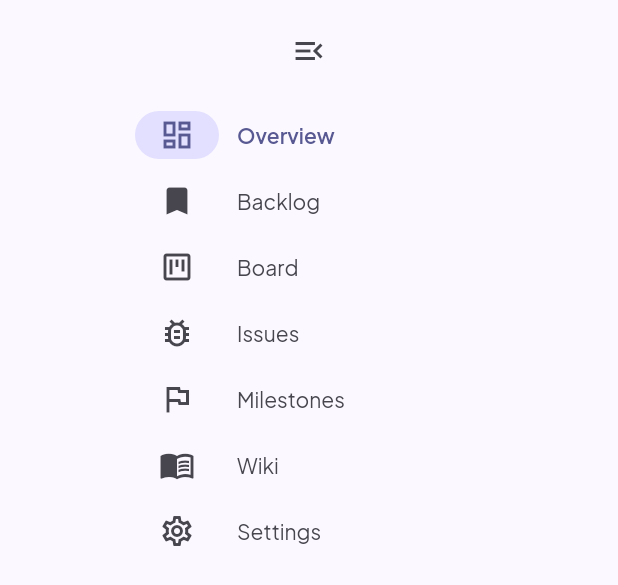
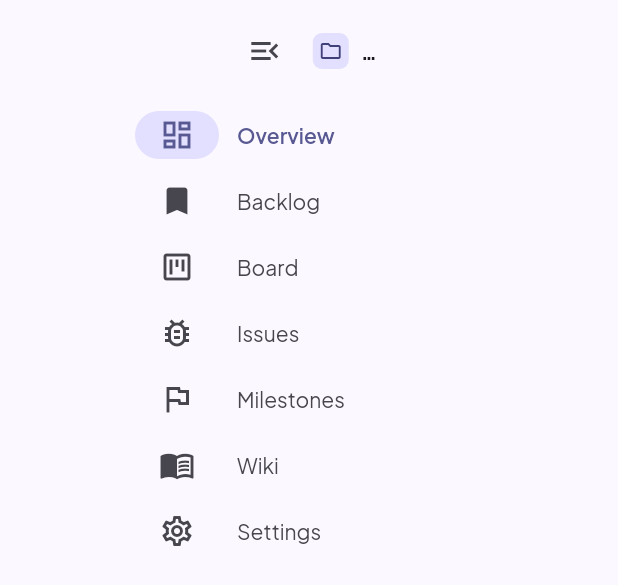
Before and after one commit to intellisoftalpin/intellipilot-front, a Flutter app: the _ProjectRail widget shown alone on an empty page, opened directly with empty values, after a tap on the "menu" icon, on a phone screen of 412 x 824 dp. Shown: the top 585 px of the screen. Run offline on Flutter 3.47's test engine with Material 3 defaults, Android fonts, the light colour scheme and no system bars; drawn by our look-alikes of dynamic_color; our stand-ins replace bloc, cookie_jar, dio, dio_cookie_manager, equatable, flutter_bloc and 7 more; missing offline and left inert: dart:js_interop; accounts and stored records are empty; generated files the repository leaves out were written again; network calls fail.

Commit message:
feat(shell): show project name next to the rail toggle
The expand/collapse rail toggle now sits at the leftmost edge with the
project's folder icon + name immediately to its right (inside the
rail's leading slot). When the rail is collapsed only the toggle icon
shows; when expanded the project header joins it and acts as the
overview link. The duplicate _ProjectHeader on the top bar is dropped
so the project identity reads once, anchored to the rail.

```diff
--- a/lib/app/shell/main_shell.dart
+++ b/lib/app/shell/main_shell.dart
@@ -145,11 +145,9 @@ class _TopBar extends StatelessWidget implements PreferredSizeWidget {
                   _BrandMark(
                     compact: compact,
                     onTap: () => context.go(Routes.projects),
-                  )
-                else if (activeProjectId != null)
-                  _ProjectHeader(projectId: activeProjectId!),
+                  ),
                 if (!compact) ...[
-                  const SizedBox(width: 16),
+                  if (showBrandMark) const SizedBox(width: 16),
                   _NavLink(
                     label: AppLocalizations.of(context).topNavProjects,
                     onTap: () => context.go(Routes.projects),
@@ -603,17 +601,24 @@ class _ProjectRailState extends State<_ProjectRail> {
       // on the per-destination Tooltip below for discoverability.
       labelType: NavigationRailLabelType.none,
       // The leading area shares its vertical position with the top bar
-      // on the right column, so we size it to match (52px) — the toggle
-      // button reads as the leftmost segment of the global header.
+      // on the right column, so we size it to match (52px). The toggle
+      // is the leftmost element; when the rail is expanded the project
+      // name renders to its right (tap → overview).
       leading: SizedBox(
         height: 52,
-        child: Align(
-          alignment: Alignment.center,
-          child: IconButton(
-            tooltip: expanded ? t.railCollapse : t.railExpand,
-            icon: Icon(expanded ? Icons.menu_open : Icons.menu),
-            onPressed: _toggle,
-          ),
+        child: Row(
+          mainAxisSize: MainAxisSize.min,
+          children: [
+            IconButton(
+              tooltip: expanded ? t.railCollapse : t.railExpand,
+              icon: Icon(expanded ? Icons.menu_open : Icons.menu),
+              onPressed: _toggle,
+            ),
+            if (expanded)
+              Flexible(
+                child: _ProjectHeader(projectId: widget.projectId),
+              ),
+          ],
         ),
       ),
       destinations: [
```
